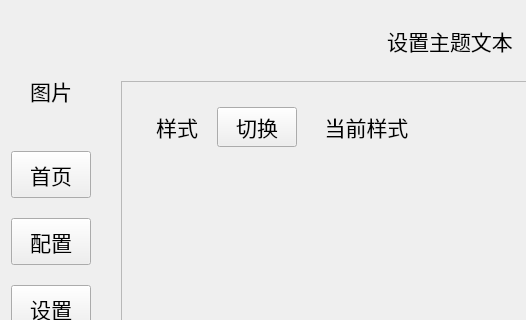
First picture: the form in include/DGLABClient.ui, repository CrimsonSeraph/DG-LAB-Client, before the edit; both pictures show x 0 to 526 and y 0 to 320 of the 800 by 600 pixel window.
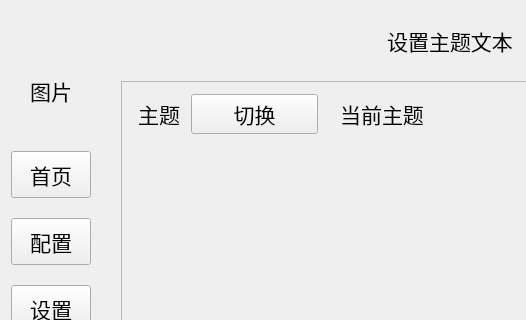
Second picture: the form after the edit. The open tabs and pages were chosen to show the change. Custom widgets are drawn as their Qt base class.

Commit message: 添加主题选择器

Diff of the .ui file:
```diff
--- a/include/DGLABClient.ui
+++ b/include/DGLABClient.ui
@@ -660,7 +660,7 @@
                  <verstretch>0</verstretch>
                 </sizepolicy>
                </property>
-               <layout class="QVBoxLayout" name="verticalLayout" stretch="1,1,1,1,1,1,1,1">
+               <layout class="QVBoxLayout" name="verticalLayout" stretch="1,8">
                 <property name="spacing">
                  <number>5</number>
                 </property>
@@ -684,37 +684,49 @@
                     <verstretch>0</verstretch>
                    </sizepolicy>
                   </property>
-                  <layout class="QHBoxLayout" name="horizontalLayout_7" stretch="1,1,2">
+                  <property name="minimumSize">
+                   <size>
+                    <width>0</width>
+                    <height>0</height>
+                   </size>
+                  </property>
+                  <layout class="QHBoxLayout" name="horizontalLayout_7" stretch="1,2,2">
                    <property name="spacing">
-                    <number>10</number>
+                    <number>0</number>
                    </property>
                    <property name="leftMargin">
-                    <number>20</number>
+                    <number>0</number>
                    </property>
                    <property name="topMargin">
-                    <number>20</number>
+                    <number>0</number>
                    </property>
                    <property name="rightMargin">
-                    <number>20</number>
+                    <number>0</number>
                    </property>
                    <property name="bottomMargin">
-                    <number>20</number>
+                    <number>0</number>
                    </property>
                    <item>
                     <widget class="QLabel" name="style_mode_label">
                      <property name="sizePolicy">
-                      <sizepolicy hsizetype="Preferred" vsizetype="Preferred">
+                      <sizepolicy hsizetype="Preferred" vsizetype="Fixed">
                        <horstretch>0</horstretch>
                        <verstretch>0</verstretch>
                       </sizepolicy>
                      </property>
+                     <property name="minimumSize">
+                      <size>
+                       <width>0</width>
+                       <height>0</height>
+                      </size>
+                     </property>
                      <property name="font">
                       <font>
                        <pointsize>16</pointsize>
                       </font>
                      </property>
                      <property name="text">
-                      <string>样式</string>
+                      <string>主题</string>
                      </property>
                      <property name="alignment">
                       <set>Qt::AlignmentFlag::AlignCenter</set>
@@ -724,11 +736,17 @@
                    <item>
                     <widget class="QPushButton" name="change_style_mode_btn">
                      <property name="sizePolicy">
-                      <sizepolicy hsizetype="Preferred" vsizetype="Preferred">
+                      <sizepolicy hsizetype="Preferred" vsizetype="Fixed">
                        <horstretch>0</horstretch>
                        <verstretch>0</verstretch>
                       </sizepolicy>
                      </property>
+                     <property name="minimumSize">
+                      <size>
+                       <width>0</width>
+                       <height>0</height>
+                      </size>
+                     </property>
                      <property name="font">
                       <font>
                        <pointsize>16</pointsize>
@@ -740,14 +758,20 @@
                     </widget>
                    </item>
                    <item>
-                    <widget class="QLabel" name="current_style_mode">
+                    <widget class="QLabel" name="current_theme">
+                     <property name="sizePolicy">
+                      <sizepolicy hsizetype="Preferred" vsizetype="Fixed">
+                       <horstretch>0</horstretch>
+                       <verstretch>0</verstretch>
+                      </sizepolicy>
+                     </property>
                      <property name="font">
                       <font>
                        <pointsize>16</pointsize>
                       </font>
                      </property>
                      <property name="text">
-                      <string>当前样式</string>
+                      <string>当前主题</string>
                      </property>
                      <property name="alignment">
                       <set>Qt::AlignmentFlag::AlignCenter</set>
@@ -758,50 +782,8 @@
                  </widget>
                 </item>
                 <item>
-                 <widget class="QWidget" name="horizontalWidget1" native="true">
-                  <property name="sizePolicy">
-                   <sizepolicy hsizetype="Preferred" vsizetype="Preferred">
-                    <horstretch>0</horstretch>
-                    <verstretch>0</verstretch>
-                   </sizepolicy>
-                  </property>
-                  <property name="minimumSize">
-                   <size>
-                    <width>0</width>
-                    <height>0</height>
-                   </size>
-                  </property>
-                  <layout class="QHBoxLayout" name="horizontalLayout_6"/>
-                 </widget>
-                </item>
-                <item>
-                 <widget class="QWidget" name="horizontalWidget2" native="true">
-                  <layout class="QHBoxLayout" name="horizontalLayout_8"/>
-                 </widget>
-                </item>
-                <item>
-                 <widget class="QWidget" name="horizontalWidget4" native="true">
-                  <layout class="QHBoxLayout" name="horizontalLayout_9"/>
-                 </widget>
-                </item>
-                <item>
-                 <widget class="QWidget" name="horizontalWidget3" native="true">
-                  <layout class="QHBoxLayout" name="horizontalLayout_10"/>
-                 </widget>
-                </item>
-                <item>
-                 <widget class="QWidget" name="horizontalWidget6" native="true">
-                  <layout class="QHBoxLayout" name="horizontalLayout_11"/>
-                 </widget>
-                </item>
-                <item>
-                 <widget class="QWidget" name="horizontalWidget5" native="true">
-                  <layout class="QHBoxLayout" name="horizontalLayout_12"/>
-                 </widget>
-                </item>
-                <item>
-                 <widget class="QWidget" name="horizontalWidget7" native="true">
-                  <layout class="QHBoxLayout" name="horizontalLayout_13"/>
+                 <widget class="QWidget" name="horizontalWidget" native="true">
+                  <layout class="QHBoxLayout" name="horizontalLayout_17"/>
                  </widget>
                 </item>
                </layout>
```
Left out of the diff: 6 changed lines with no effect on the pictures. The commit also changes 8 other files.
